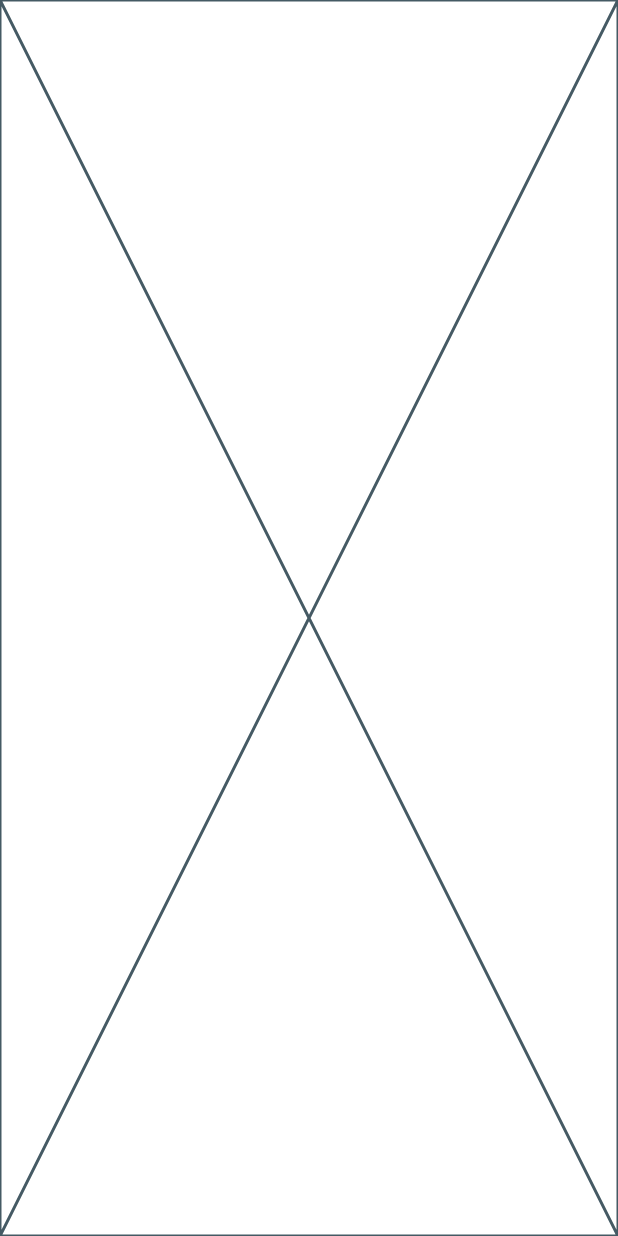
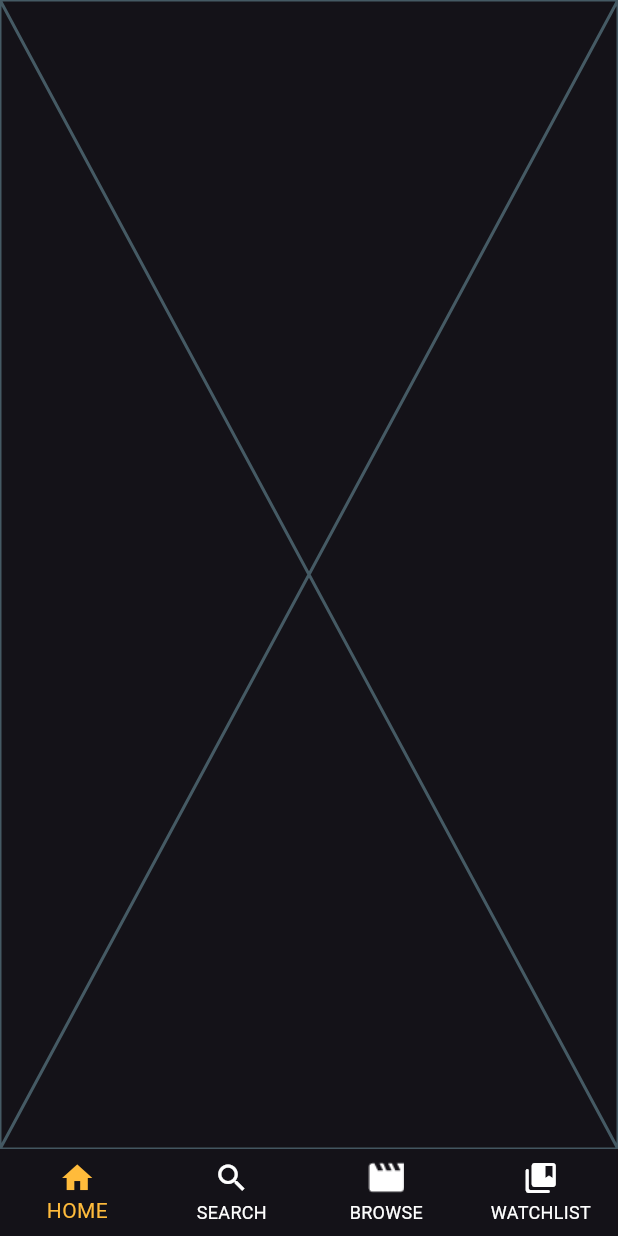
Before and after one commit to AHMED3ly4/movies_app, a Flutter app: the screen it shows after launch, on a phone screen of 412 x 824 dp. Run offline on Flutter 3.47's test engine with Material 3 defaults, Android fonts, the phone set to English and light mode, and no system bars.

Commit message:
navbar is done

```diff
--- a/lib/main.dart
+++ b/lib/main.dart
@@ -1,13 +1,24 @@
 import 'package:flutter/material.dart';
+import 'package:movies_app/shared/app_theme.dart';
+import 'package:movies_app/shared/home_screen.dart';
 
 void main() {
   runApp( MoviesApp());
 }
 
+
 class MoviesApp extends StatelessWidget {
 
   @override
   Widget build(BuildContext context) {
-    return const Placeholder();
+    return MaterialApp(
+      debugShowCheckedModeBanner: false,
+      themeMode: ThemeMode.dark,
+      theme: AppTheme.themeData,
+      routes: {
+        HomeScreen.routeName : (context) => HomeScreen(),
+      },
+
+    );
   }
 }
--- /dev/null
+++ b/lib/shared/app_theme.dart
@@ -0,0 +1,16 @@
+import 'package:flutter/material.dart';
+
+class AppTheme{
+static const whiteColor=Colors.white;
+static const goldColor=Color(0xFFFFBB3B);
+static ThemeData themeData= ThemeData.dark().copyWith(
+
+  bottomNavigationBarTheme: BottomNavigationBarThemeData(
+    selectedItemColor: goldColor,
+    unselectedItemColor: Colors.white,
+    unselectedLabelStyle: TextStyle(
+      color: whiteColor,
+    ),
+  ),
+);
+}
--- /dev/null
+++ b/lib/shared/home_screen.dart
@@ -0,0 +1,60 @@
+import 'package:flutter/material.dart';
+import 'package:movies_app/tabs/browse_tab.dart';
+import 'package:movies_app/tabs/home_tab.dart';
+import 'package:movies_app/tabs/search_tab.dart';
+import 'package:movies_app/tabs/watchlist_tab.dart';
+
+class HomeScreen extends StatefulWidget {
+static const routeName='/';
+  @override
+  State<HomeScreen> createState() => _HomeScreenState();
+}
+
+class _HomeScreenState extends State<HomeScreen> {
+  int selectedIndex=0;
+  List<Widget> tabs=[
+    HomeTab(),
+    SearchTab(),
+    BrowseTab(),
+    WatchlistTab(),
+  ];
+  @override
+  Widget build(BuildContext context) {
+    return SafeArea(
+      child: Scaffold(
+        bottomNavigationBar: BottomNavigationBar(
+          currentIndex: selectedIndex,
+            type: BottomNavigationBarType.fixed,
+            onTap: (value) {
+            selectedIndex =value;
+            setState(() {
+            });
+            },
+            items:const [
+              BottomNavigationBarItem(
+                icon:  Icon(Icons.home),
+                label: 'HOME',
+              ),
+              BottomNavigationBarItem(
+                icon:  Icon(Icons.search),
+                label: 'SEARCH',
+              ),
+              BottomNavigationBarItem(
+                icon:  ImageIcon(
+                  AssetImage(
+                    'assets/images/Icon material-movie.png'
+                  ),
+                ),
+                label: 'BROWSE',
+              ),
+              BottomNavigationBarItem(
+                icon:  Icon(Icons.collections_bookmark_rounded),
+                label: 'WATCHLIST',
+              ),
+            ],
+        ),
+        body: tabs[selectedIndex],
+      ),
+    );
+  }
+}
--- /dev/null
+++ b/lib/tabs/browse_tab.dart
@@ -0,0 +1,9 @@
+import 'package:flutter/material.dart';
+
+class BrowseTab extends StatelessWidget {
+
+  @override
+  Widget build(BuildContext context) {
+    return const Placeholder();
+  }
+}
--- /dev/null
+++ b/lib/tabs/home_tab.dart
@@ -0,0 +1,9 @@
+import 'package:flutter/material.dart';
+
+class HomeTab extends StatelessWidget {
+
+  @override
+  Widget build(BuildContext context) {
+    return const Placeholder();
+  }
+}
--- /dev/null
+++ b/lib/tabs/search_tab.dart
@@ -0,0 +1,9 @@
+import 'package:flutter/material.dart';
+
+class SearchTab extends StatelessWidget {
+
+  @override
+  Widget build(BuildContext context) {
+    return const Placeholder();
+  }
+}
--- /dev/null
+++ b/lib/tabs/watchlist_tab.dart
@@ -0,0 +1,9 @@
+import 'package:flutter/material.dart';
+
+class WatchlistTab extends StatelessWidget {
+
+  @override
+  Widget build(BuildContext context) {
+    return const Placeholder();
+  }
+}
--- a/pubspec.yaml
+++ b/pubspec.yaml
@@ -59,9 +59,8 @@ flutter:
   uses-material-design: true
 
   # To add assets to your application, add an assets section, like this:
-  # assets:
-  #   - images/a_dot_burr.jpeg
-  #   - images/a_dot_ham.jpeg
+  assets:
+    - assets/images/
 
   # An image asset can refer to one or more resolution-specific "variants", see
   # https://flutter.dev/assets-and-images/#resolution-aware
```
Also changed, not shown: assets/images/0.2x/Icon material-movie@2x.png (added), assets/images/0.3x/Icon material-movie@3x.png (added), assets/images/Icon material-movie.png (added).
